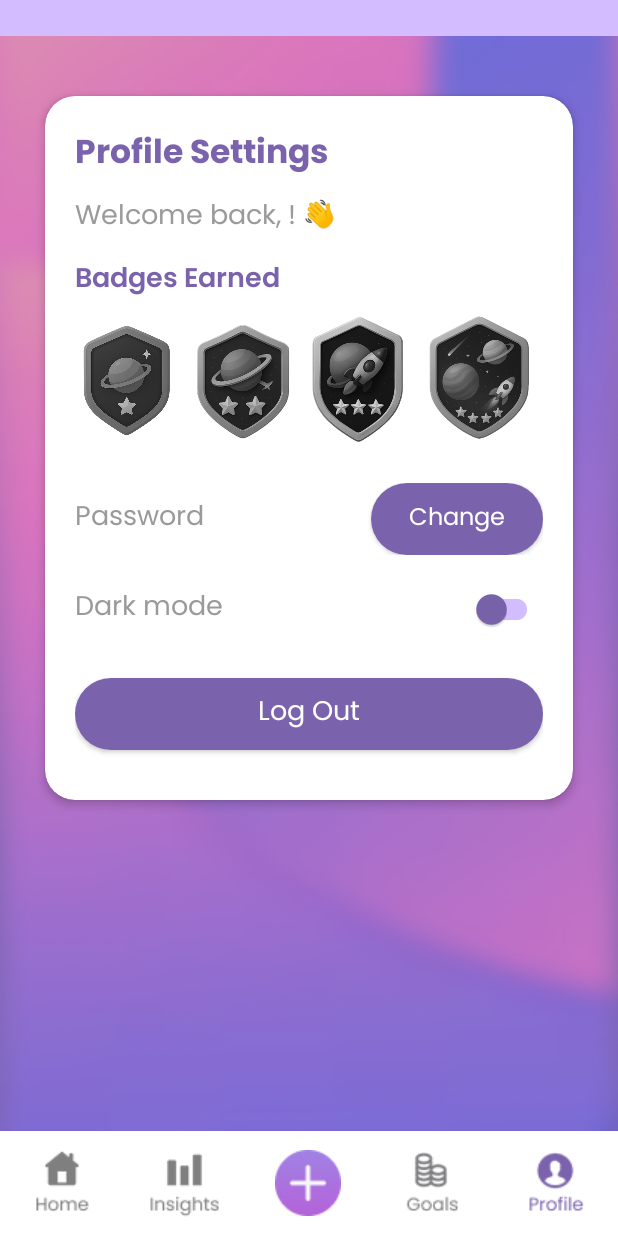
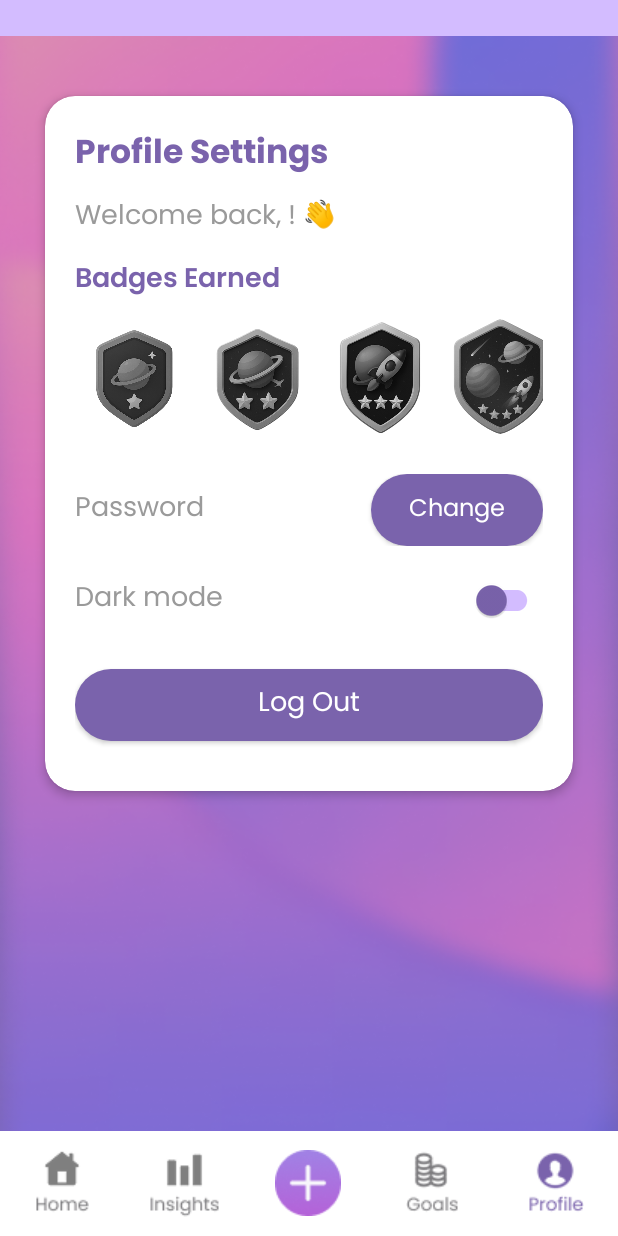
Before and after one commit to st10033925-azrahhabib/Coinverse, an Android app: the Profile screen opened directly, with no data from a screen before it, on a phone screen of 412 x 824 dp. Run offline under Robolectric (Android 15) with nearby library versions, the phone set to English and light mode, and no system bars; our stand-ins replace Firebase (no records; nobody signed in at launch, a user with empty details on screens opened directly), Room's generated code.

Commit message:
made badge container scrollable. fixed back button error on category details, adjusted alignment on insights page

```diff
--- a/app/src/main/res/layout/activity_profile.xml
+++ b/app/src/main/res/layout/activity_profile.xml
@@ -70,48 +70,54 @@
                 android:textColor="#7A63AC"
                 android:textSize="18sp" />
 
+            <HorizontalScrollView
+                android:layout_width="match_parent"
+                android:layout_height="wrap_content"
+                android:layout_marginTop="8dp"
+                android:layout_marginBottom="25dp"
+                android:scrollbars="none">
+
                 <LinearLayout
                     android:id="@+id/badgeContainer"
-                android:layout_width="match_parent"
+                    android:layout_width="wrap_content"
                     android:layout_height="wrap_content"
                     android:orientation="horizontal"
-                android:gravity="center"
-                android:layout_marginBottom="25dp"
-                android:layout_marginTop="4dp">
+                    android:gravity="center">
 
                     <ImageView
                         android:id="@+id/badge1"
-                    android:layout_width="90dp"
-                    android:layout_height="90dp"
-                    android:layout_marginEnd="-13dp"
-                    android:layout_marginStart="-10dp"
-                    android:contentDescription="Badge 1"
-                    android:src="@drawable/badge_1" />
+                        android:layout_width="80dp"
+                        android:layout_height="80dp"
+                        android:layout_marginEnd="1dp"
+                        android:src="@drawable/badge_1"
+                        android:contentDescription="Badge 1" />
 
                     <ImageView
                         android:id="@+id/badge2"
-                    android:layout_width="90dp"
-                    android:layout_height="90dp"
-                    android:layout_marginEnd="-10dp"
+                        android:layout_width="80dp"
+                        android:layout_height="80dp"
+                        android:layout_marginEnd="1dp"
                         android:src="@drawable/badge_2"
                         android:contentDescription="Badge 2" />
 
                     <ImageView
                         android:id="@+id/badge3"
-                    android:layout_width="90dp"
-                    android:layout_height="90dp"
-                    android:layout_marginStart="-4dp"
+                        android:layout_width="80dp"
+                        android:layout_height="80dp"
+                        android:layout_marginEnd="1dp"
                         android:src="@drawable/badge_3"
                         android:contentDescription="Badge 3" />
 
                     <ImageView
                         android:id="@+id/badge4"
-                    android:layout_width="85dp"
-                    android:layout_height="85dp"
-                    android:layout_marginStart="-5dp"
+                        android:layout_width="80dp"
+                        android:layout_height="80dp"
+                        android:layout_marginEnd="1dp"
                         android:src="@drawable/badge_4"
                         android:contentDescription="Badge 4" />
                 </LinearLayout>
+            </HorizontalScrollView>
+
 
 
             <LinearLayout
```
Also changed, not shown: app/src/main/res/layout/activity_category_details.xml (+0 -11 lines), app/src/main/res/layout/activity_insights.xml (+18 -0 lines). Lines whose indentation alone changed are shown as unchanged.
